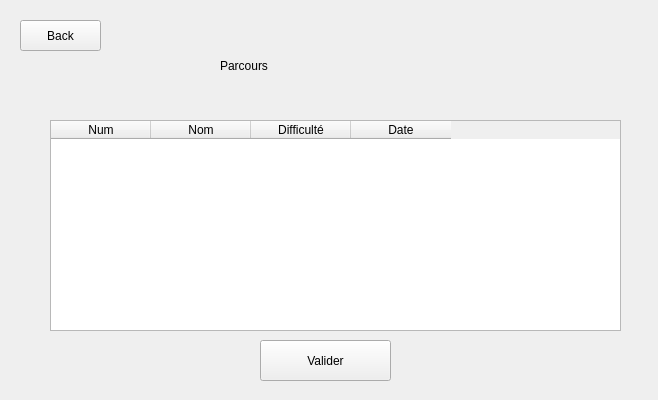
Above: testIHMClimingProject/testIHMClimingProject/choixParcoursMenu.ui from simplyyCarlos/ClimbingProject before the change. Below: the same form after it.
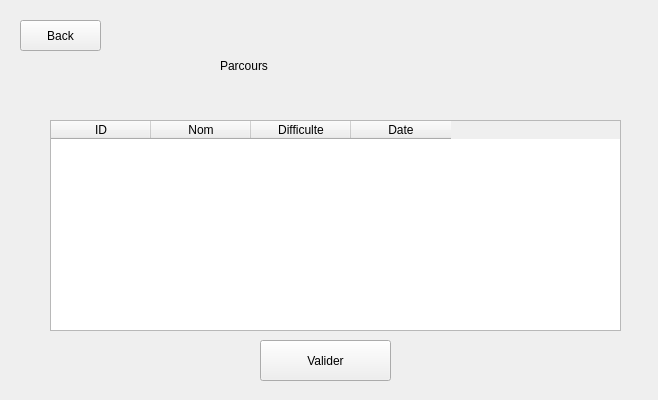
That is the form after the change.

What changed in the file:
```diff
--- a/testIHMClimingProject/testIHMClimingProject/choixParcoursMenu.ui
+++ b/testIHMClimingProject/testIHMClimingProject/choixParcoursMenu.ui
@@ -50,7 +50,7 @@
    </property>
    <column>
     <property name="text">
-     <string>Num</string>
+     <string>ID</string>
     </property>
    </column>
    <column>
@@ -60,7 +60,7 @@
    </column>
    <column>
     <property name="text">
-     <string>Difficulté</string>
+     <string>Difficulte</string>
     </property>
    </column>
    <column>
```
Left out of the diff: 29 changed lines with no effect on the pictures.
